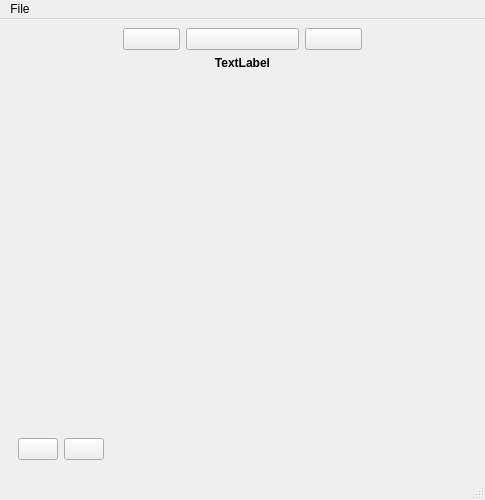
Qt form mainwindow.ui (jorge-barroso/harvesttimer-qt) before a commit.
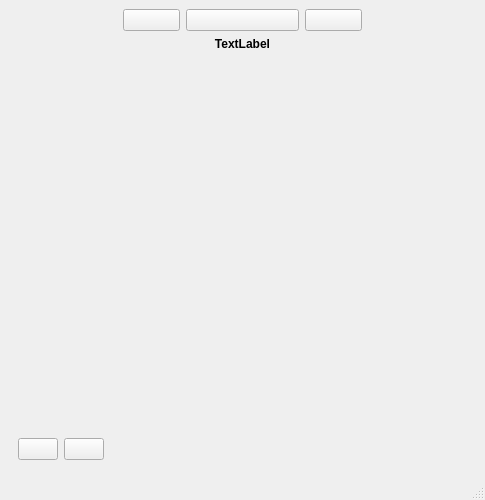
The same form after that commit. Icons and pictures are not drawn. Custom widgets are drawn as their Qt base class.

Commit message: File menu ported to C++ code with added shortcuts

What changed in the file:
```diff
--- a/mainwindow.ui
+++ b/mainwindow.ui
@@ -175,14 +175,6 @@
      <height>22</height>
     </rect>
    </property>
-   <widget class="QMenu" name="menuFile">
-    <property name="title">
-     <string>File</string>
-    </property>
-    <addaction name="actionLogout"/>
-    <addaction name="actionQuit"/>
-   </widget>
-   <addaction name="menuFile"/>
   </widget>
   <widget class="QStatusBar" name="statusbar"/>
   <action name="actionLogout">
```
Left out of the diff: 21 changed lines with no effect on the pictures. The commit also changes 10 other files.
